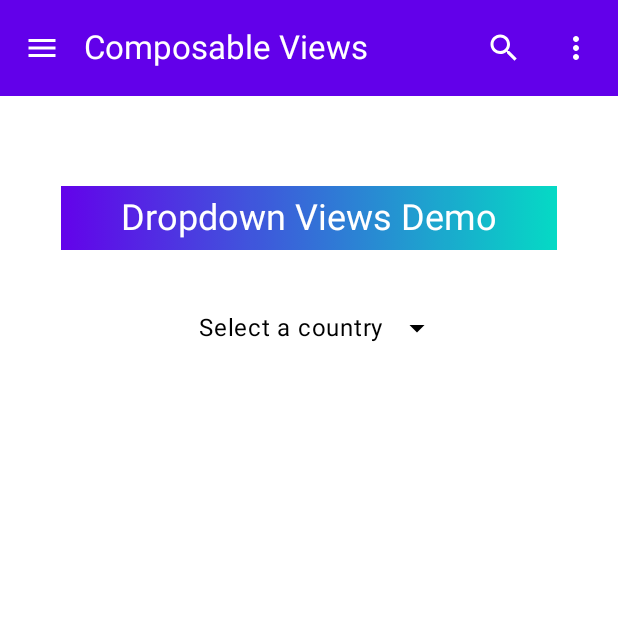
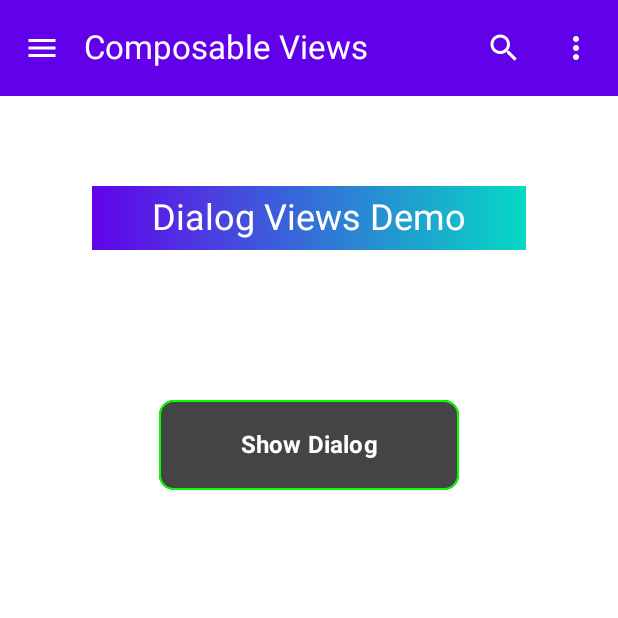
Before and after one commit to gauravdubey/ComposableViewDemo, an Android app built with Jetpack Compose: the screen it shows after launch (MainActivity), on a phone screen of 412 x 824 dp, the top half of it. Run offline under Robolectric (Android 15) with nearby library versions, the phone set to English and light mode, and no system bars.

Commit message:
Commiting Dialog view example

```diff
--- a/app/src/main/java/com/gaurav/composableviewdemo/MainActivity.kt
+++ b/app/src/main/java/com/gaurav/composableviewdemo/MainActivity.kt
@@ -13,6 +13,7 @@ import androidx.compose.ui.Modifier
 import androidx.compose.ui.tooling.preview.Preview
 import com.gaurav.composableviewdemo.composableview.CheckboxViews
 import com.gaurav.composableviewdemo.composableview.CustomToolBar
+import com.gaurav.composableviewdemo.composableview.DialogViewExample
 import com.gaurav.composableviewdemo.composableview.DropdownMenuViews
 import com.gaurav.composableviewdemo.composableview.RadioButtonViews
 import com.gaurav.composableviewdemo.composableview.SwitchViewsDemo
@@ -52,7 +53,8 @@ fun MainScreen() {
 //                CheckboxViews()
 //                RadioButtonViews()
 //                SwitchViewsDemo()
-                DropdownMenuViews()
+//                DropdownMenuViews()
+                DialogViewExample()
             }
         }
     )
--- /dev/null
+++ b/app/src/main/java/com/gaurav/composableviewdemo/composableview/DialogViews.kt
@@ -0,0 +1,158 @@
+package com.gaurav.composableviewdemo.composableview
+
+import android.widget.Toast
+import androidx.compose.foundation.BorderStroke
+import androidx.compose.foundation.Image
+import androidx.compose.foundation.background
+import androidx.compose.foundation.layout.Column
+import androidx.compose.foundation.layout.Row
+import androidx.compose.foundation.layout.Spacer
+import androidx.compose.foundation.layout.fillMaxSize
+import androidx.compose.foundation.layout.padding
+import androidx.compose.foundation.layout.size
+import androidx.compose.foundation.layout.width
+import androidx.compose.foundation.shape.RoundedCornerShape
+import androidx.compose.material3.AlertDialog
+import androidx.compose.material3.Button
+import androidx.compose.material3.ButtonDefaults
+import androidx.compose.material3.MaterialTheme
+import androidx.compose.material3.Text
+import androidx.compose.runtime.Composable
+import androidx.compose.runtime.getValue
+import androidx.compose.runtime.mutableStateOf
+import androidx.compose.runtime.remember
+import androidx.compose.runtime.setValue
+import androidx.compose.ui.Alignment
+import androidx.compose.ui.Modifier
+import androidx.compose.ui.graphics.Brush
+import androidx.compose.ui.graphics.Color
+import androidx.compose.ui.graphics.graphicsLayer
+import androidx.compose.ui.platform.LocalContext
+import androidx.compose.ui.res.painterResource
+import androidx.compose.ui.text.font.FontWeight
+import androidx.compose.ui.text.style.TextAlign
+import androidx.compose.ui.tooling.preview.Preview
+import androidx.compose.ui.unit.dp
+import androidx.compose.ui.unit.sp
+import com.gaurav.composableviewdemo.R
+
+@Preview
+@Composable
+fun DialogViewExample() {
+    var openDialog by remember { mutableStateOf(false) }
+    var textColor by remember {
+        mutableStateOf(Color.White)
+    }
+    val myContext = LocalContext.current
+    Column(
+        modifier = Modifier
+            .fillMaxSize()
+            .background(Color.White),
+        horizontalAlignment = Alignment.CenterHorizontally,
+    ) {
+        Spacer(modifier = Modifier.size(60.dp))
+        Text(
+            text = "Dialog Views Demo",
+            modifier = Modifier
+                .graphicsLayer(alpha = 0.99f) // Enables advanced drawing
+                .background(
+                    Brush.horizontalGradient(
+                        colors = listOf(Color(0xFF6200EA), Color(0xFF03DAC5))
+                    )
+                )
+                .padding(start = 40.dp, end = 40.dp, top = 5.dp, bottom = 5.dp),
+            style = MaterialTheme.typography.headlineSmall,
+            color = Color.White // Text color set to transparent to enable gradient
+        )
+
+        Spacer(modifier = Modifier.size(100.dp))
+
+        Button(
+            onClick = { openDialog = true },
+            modifier = Modifier.size(200.dp, 60.dp),
+            colors = ButtonDefaults.buttonColors(containerColor = Color.DarkGray),
+            border = BorderStroke(1.dp, Color.Green),
+            shape = RoundedCornerShape(10.dp),
+
+            ) {
+            Text(
+                text = "Show Dialog",
+                textAlign = TextAlign.Center,
+                fontSize = 16.sp,
+                color = textColor,
+                fontWeight = FontWeight.Bold
+            )
+        }
+
+        if (openDialog) {
+
+            AlertDialog(onDismissRequest = { openDialog = true },
+
+                title = {
+                    Row(verticalAlignment = Alignment.CenterVertically) {
+                        Image(
+                            painter = painterResource(id = R.drawable.icon_warning),
+                            contentDescription = ""
+                        )
+                        Spacer(modifier = Modifier.width(10.dp))
+                        Text(
+                            text = "Dialog Title",
+                            fontSize = 20.sp,
+                            fontWeight = FontWeight.Bold,
+                            color = Color.Black
+                        )
+                    }
+                },
+                text = {
+                    Text(
+                        text = "Do you want to change the color of the button?",
+                        fontSize = 16.sp,
+                        fontWeight = FontWeight.Normal,
+                        color = Color.Black
+                    )
+                },
+                containerColor = Color(0xFF707AD8),
+                shape = RoundedCornerShape(10.dp),
+
+                confirmButton = {
+
+                    Button(
+                        onClick = {
+                            openDialog = false
+                            textColor = Color.Red
+                            Toast.makeText(myContext, "Confirm button clicked", Toast.LENGTH_SHORT)
+                                .show()
+                        },
+                        colors = ButtonDefaults.buttonColors(containerColor = Color.White),
+                        modifier = Modifier.width(120.dp)
+                    ) {
+                        Text(
+                            text = "Yes",
+                            fontSize = 16.sp,
+                            fontWeight = FontWeight.Bold,
+                            color = Color.Black
+                        )
+                    }
+                },
+                dismissButton = {
+                    Button(
+                        onClick = {
+                            openDialog = false
+                            Toast.makeText(myContext, "Dismiss button clicked", Toast.LENGTH_SHORT)
+                                .show()
+                        },
+                        colors = ButtonDefaults.buttonColors(containerColor = Color.White),
+                        modifier = Modifier.width(120.dp)
+                    ) {
+                        Text(
+                            text = "No",
+                            fontSize = 16.sp,
+                            fontWeight = FontWeight.Bold,
+                            color = Color.Black
+                        )
+                    }
+                })
+        }
+    }
+
+}
--- /dev/null
+++ b/app/src/main/res/drawable/icon_warning.xml
@@ -0,0 +1,5 @@
+<vector xmlns:android="http://schemas.android.com/apk/res/android" android:height="24dp" android:tint="#AFB32F" android:viewportHeight="24" android:viewportWidth="24" android:width="24dp">
+
+    <path android:fillColor="@android:color/white" android:pathData="M4.47,21h15.06c1.54,0 2.5,-1.67 1.73,-3L13.73,4.99c-0.77,-1.33 -2.69,-1.33 -3.46,0L2.74,18c-0.77,1.33 0.19,3 1.73,3zM12,14c-0.55,0 -1,-0.45 -1,-1v-2c0,-0.55 0.45,-1 1,-1s1,0.45 1,1v2c0,0.55 -0.45,1 -1,1zM13,18h-2v-2h2v2z"/>
+
+</vector>
```
